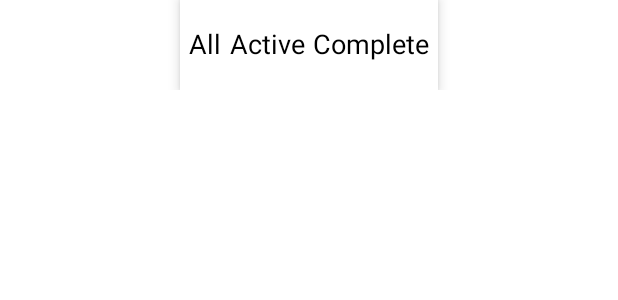
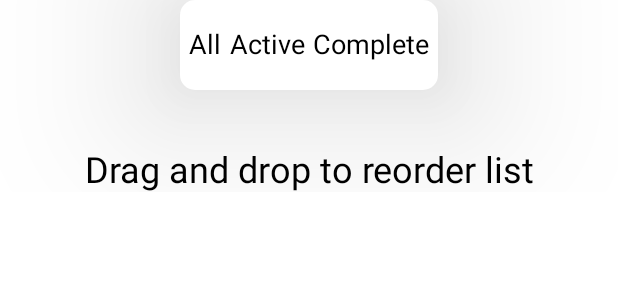
Before and after one commit to zfx-t/todolist-app, an Android app built with Jetpack Compose: the @Preview function ToolBarPreview, on a phone screen of 412 x 824 dp. Shown: the top 300 px of the screen. Run offline under Robolectric (Android 15) with nearby library versions, the phone set to English and light mode, and no system bars; libraries missing offline, so code that uses them is left out: top.zfxt.

Commit message:
完善阴影,圆角,字体

```diff
--- a/app/src/main/java/top/zfxt/Todo/ui/component/ToDoItem.kt
+++ b/app/src/main/java/top/zfxt/Todo/ui/component/ToDoItem.kt
@@ -23,6 +23,7 @@ import androidx.compose.ui.graphics.Color
 import androidx.compose.ui.res.painterResource
 import androidx.compose.ui.tooling.preview.Preview
 import androidx.compose.ui.unit.dp
+import androidx.compose.ui.unit.sp
 import top.zfxt.Todo.R
 
 @Composable
@@ -32,7 +33,7 @@ fun ToDoItem(modifier: Modifier=Modifier,isEditing: Boolean = false) {
         Row(
             modifier = Modifier
                 .fillMaxWidth()
-                .height(60.dp)
+                .height(70.dp)
                 .padding(horizontal = 120.dp)
                 .shadow(20.dp)
                 .then(modifier)
@@ -53,7 +54,7 @@ fun ToDoItem(modifier: Modifier=Modifier,isEditing: Boolean = false) {
                 if (isEditing) {
                     TextField(value = "", onValueChange = {})
                 } else {
-                    Text("Create a new todo…")
+                    Text("Create a new todo…", fontSize = 16.sp)
                 }
 
             }
--- a/app/src/main/java/top/zfxt/Todo/ui/component/ToolBar.kt
+++ b/app/src/main/java/top/zfxt/Todo/ui/component/ToolBar.kt
@@ -2,14 +2,18 @@ package top.zfxt.Todo.ui.component
 
 import androidx.compose.foundation.background
 import androidx.compose.foundation.layout.Arrangement
+import androidx.compose.foundation.layout.Column
 import androidx.compose.foundation.layout.Row
+import androidx.compose.foundation.layout.Spacer
 import androidx.compose.foundation.layout.fillMaxWidth
 import androidx.compose.foundation.layout.height
 import androidx.compose.foundation.layout.padding
+import androidx.compose.foundation.shape.RoundedCornerShape
 import androidx.compose.material3.Text
 import androidx.compose.runtime.Composable
 import androidx.compose.ui.Alignment
 import androidx.compose.ui.Modifier
+import androidx.compose.ui.draw.clip
 import androidx.compose.ui.draw.shadow
 import androidx.compose.ui.graphics.Color
 import androidx.compose.ui.tooling.preview.Preview
@@ -17,13 +21,16 @@ import androidx.compose.ui.unit.dp
 import androidx.compose.ui.unit.sp
 
 @Composable
-fun ToolBar() {
+fun ToolBar(modifier:Modifier = Modifier) {
+    Column(modifier = modifier.fillMaxWidth(),
+        horizontalAlignment = Alignment.CenterHorizontally) {
         Row(
             modifier = Modifier
                 .fillMaxWidth()
                 .height(60.dp)
                 .padding(horizontal = 120.dp)
-            .shadow(5.dp)
+                .shadow(70.dp)
+                .clip(RoundedCornerShape(10.dp))
                 .background(Color.White)
             , horizontalArrangement = Arrangement.SpaceEvenly,
             verticalAlignment = Alignment.CenterVertically
@@ -31,6 +38,9 @@ fun ToolBar() {
             Text(text = "All", fontSize = 18.sp)
             Text(text = "Active", fontSize = 18.sp)
             Text(text = "Complete", fontSize = 18.sp)
+        }
+        Spacer(modifier = Modifier.height(40.dp))
+        Text(text = "Drag and drop to reorder list", fontSize = 24.sp)
     }
 }
 
```
Also changed, not shown: app/src/main/java/top/zfxt/Todo/ui/component/ToDoList.kt (+10 -2 lines), app/src/main/java/top/zfxt/Todo/ui/screen/ToDoScreen.kt (+6 -5 lines). Lines whose indentation alone changed are shown as unchanged.
